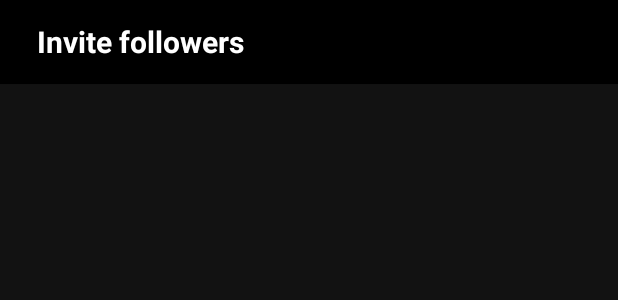
After one commit to ionut-andras/community-follower-app-for-cgm, an Android app: the layout activity_invite_follower.xml on its own in the app's theme, with its tools: preview values and no code run, on a phone screen of 412 x 824 dp. The commit adds this screen. Shown: the top 300 px of the screen. Run offline under Robolectric (Android 15) with nearby library versions, the light colour scheme and no system bars; Roboto replaces fonts that are not available here.

Commit message:
+ Start adding "Invite follower support" + Refactoring

```diff
--- a/app/build.gradle
+++ b/app/build.gradle
@@ -11,7 +11,7 @@ android {
         minSdk 28
         targetSdk 34
         versionCode 25
-        versionName "2.0.0"
+        versionName "1.3.0"
 
         testInstrumentationRunner "androidx.test.runner.AndroidJUnitRunner"
     }
--- a/app/src/main/java/ionut/andras/community/cgm/follower/AddNewUserEventActivity.kt
+++ b/app/src/main/java/ionut/andras/community/cgm/follower/AddNewUserEventActivity.kt
@@ -1,6 +1,5 @@
 package ionut.andras.community.cgm.follower
 
-import android.content.Intent
 import android.os.Bundle
 import android.view.View
 import android.widget.Button
@@ -21,10 +20,10 @@ class AddNewUserEventActivity : AppCompatActivityWrapper(R.menu.add_new_user_eve
         // Set Action bar
         setSupportActionBar(findViewById(R.id.addUserEventActivityActionToolbar))
 
-        enableAddEventActivityListeners()
+        enableActivityListeners()
     }
 
-    private fun enableAddEventActivityListeners() {
+    private fun enableActivityListeners() {
         val logoutButton = findViewById<Button>(R.id.btnAddEventSave)
         logoutButton.setOnClickListener{
             btnAddEventSaveOnClick()
--- a/app/src/main/java/ionut/andras/community/cgm/follower/ApplicationPermissionsInfoActivity.kt
+++ b/app/src/main/java/ionut/andras/community/cgm/follower/ApplicationPermissionsInfoActivity.kt
@@ -10,10 +10,10 @@ class ApplicationPermissionsInfoActivity : AppCompatActivityWrapper() {
         super.onCreate(savedInstanceState)
         setContentView(R.layout.activity_application_permissions_info)
 
-        enablePermissionsInfoActivityListeners()
+        enableActivityListeners()
     }
 
-    private fun enablePermissionsInfoActivityListeners() {
+    private fun enableActivityListeners() {
         val logoutButton = findViewById<Button>(R.id.btnPermissionsInfoOk)
         logoutButton.setOnClickListener{
             btnPermissionsInfoOkOnClick()
--- a/app/src/main/java/ionut/andras/community/cgm/follower/ApplicationSettingsActivity.kt
+++ b/app/src/main/java/ionut/andras/community/cgm/follower/ApplicationSettingsActivity.kt
@@ -26,7 +26,7 @@ class ApplicationSettingsActivity : AppCompatActivityWrapper(R.menu.application_
 
         init()
 
-        enableSettingsActivityListeners()
+        enableActivityListeners()
     }
 
     private fun init() {
@@ -49,7 +49,7 @@ class ApplicationSettingsActivity : AppCompatActivityWrapper(R.menu.application_
         findViewById<EditText>(R.id.glucoseHighThresholdValue).setText(appConfiguration.glucoseHighThreshold.toString())
     }
 
-    private fun enableSettingsActivityListeners() {
+    private fun enableActivityListeners() {
         val autoCancelNotifications = findViewById<SwitchCompat>(R.id.autoCancelNotifications)
         val disableNotifications = findViewById<SwitchCompat>(R.id.disableNotifications)
         // sharedPreferences = getSharedPreferences(applicationContext.getString(R.string.app_name), Context.MODE_PRIVATE)
--- /dev/null
+++ b/app/src/main/res/layout/activity_invite_follower.xml
@@ -0,0 +1,26 @@
+<?xml version="1.0" encoding="utf-8"?>
+<androidx.constraintlayout.widget.ConstraintLayout xmlns:android="http://schemas.android.com/apk/res/android"
+    xmlns:app="http://schemas.android.com/apk/res-auto"
+    xmlns:tools="http://schemas.android.com/tools"
+    android:layout_width="match_parent"
+    android:layout_height="match_parent"
+    tools:context=".InviteFollowerActivity">
+
+    <androidx.appcompat.widget.Toolbar
+        android:id="@+id/inviteFollowerActivityActionToolbar"
+        android:layout_width="match_parent"
+        android:layout_height="?attr/actionBarSize"
+        android:elevation="1sp"
+        android:theme="@style/ToolbarStyle"
+        android:contentDescription="@string/textInviteFollowers"
+        app:layout_constraintTop_toTopOf="parent"
+        app:popupTheme="@style/ToolbarStyle"
+        app:title=" ">
+
+        <TextView
+            android:layout_width="wrap_content"
+            android:layout_height="wrap_content"
+            android:text="@string/textInviteFollowers" />
+    </androidx.appcompat.widget.Toolbar>
+
+</androidx.constraintlayout.widget.ConstraintLayout>
--- a/app/src/main/res/values/strings.xml
+++ b/app/src/main/res/values/strings.xml
@@ -20,6 +20,7 @@
     <string name="disableNotifications">Disable notifications</string>
     <string name="buttonLoginText">Login</string>
     <string name="applicationsSettingsTitleText">Settings</string>
+    <string name="applicationsInviteFollowerTitleText">Invite follower</string>
     <string name="applicationsSettingsBackText">Back</string>
     <string name="myAccountTitleText">My Account</string>
     <string name="logoutTitleText">Log out</string>
@@ -33,6 +34,7 @@
     <string name="textInsulinCount">Insulin</string>
     <string name="defaultValueCarbsCount">0</string>
     <string name="defaultValueInsulinCount">0.0</string>
+    <string name="textInviteFollowers">Invite followers</string>
 
     <!-- Variables -->
     <string name="variableNameGenericData">data</string>
```
Also changed, not shown: app/src/main/AndroidManifest.xml (+24 -9 lines), app/src/main/java/ionut/andras/community/cgm/follower/InviteFollowerActivity.kt (added, +28 -0 lines), app/src/main/java/ionut/andras/community/cgm/follower/MainActivity.kt (+11 -2 lines), app/src/main/res/menu/invite_followers_menu.xml (added, +7 -0 lines), app/src/main/res/menu/main_menu.xml (+8 -0 lines), app/src/main/res/drawable/invite_follower_icon_48.png (added).
